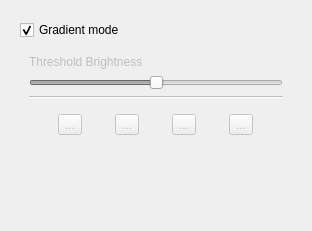
The window that src/widgets/panels/image-panel.ui (flux3dp/swiftray) describes before a commit, drawn with Qt 5.
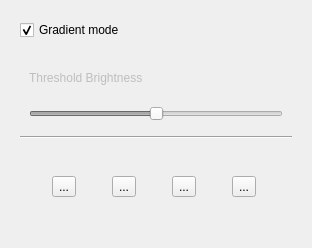
The same window after the commit. Icons and pictures are not drawn.

Commit message: Add current mode(XY/Rotary Mode) display & fix the image panel scroll

```diff
--- a/src/widgets/panels/image-panel.ui
+++ b/src/widgets/panels/image-panel.ui
@@ -10,7 +10,7 @@
     <x>0</x>
     <y>0</y>
     <width>312</width>
-    <height>231</height>
+    <height>248</height>
    </rect>
   </property>
   <property name="minimumSize">
@@ -34,12 +34,6 @@
   <layout class="QVBoxLayout" name="verticalLayout">
    <item>
     <widget class="QScrollArea" name="scrollArea">
-     <property name="sizePolicy">
-      <sizepolicy hsizetype="Preferred" vsizetype="Preferred">
-       <horstretch>0</horstretch>
-       <verstretch>0</verstretch>
-      </sizepolicy>
-     </property>
      <property name="frameShape">
       <enum>QFrame::NoFrame</enum>
      </property>
@@ -51,8 +45,8 @@
        <rect>
         <x>0</x>
         <y>0</y>
-        <width>273</width>
-        <height>225</height>
+        <width>288</width>
+        <height>224</height>
        </rect>
       </property>
       <layout class="QVBoxLayout" name="verticalLayout_4">
@@ -98,6 +92,9 @@
             </property>
            </widget>
           </item>
+         </layout>
+        </widget>
+       </item>
           <item>
            <widget class="Line" name="line">
             <property name="orientation">
@@ -108,19 +105,7 @@
           <item>
            <widget class="QFrame" name="frameButtons">
             <property name="enabled">
-             <bool>false</bool>
-            </property>
-            <property name="sizePolicy">
-             <sizepolicy hsizetype="Preferred" vsizetype="Preferred">
-              <horstretch>0</horstretch>
-              <verstretch>0</verstretch>
-             </sizepolicy>
-            </property>
-            <property name="maximumSize">
-             <size>
-              <width>16777215</width>
-              <height>16777215</height>
-             </size>
+          <bool>true</bool>
             </property>
             <property name="frameShape">
              <enum>QFrame::NoFrame</enum>
@@ -163,7 +148,7 @@
                <item>
                 <widget class="QToolButton" name="toolButtonInvert">
                  <property name="enabled">
-                  <bool>false</bool>
+               <bool>true</bool>
                  </property>
                  <property name="toolTip">
                   <string>Invert</string>
@@ -206,7 +191,7 @@
                <item>
                 <widget class="QToolButton" name="toolButtonTrace">
                  <property name="enabled">
-                  <bool>false</bool>
+               <bool>true</bool>
                  </property>
                  <property name="toolTip">
                   <string>Trace</string>
@@ -230,22 +215,6 @@
              </item>
             </layout>
            </widget>
-          </item>
-         </layout>
-        </widget>
-       </item>
-       <item>
-        <spacer name="verticalSpacer">
-         <property name="orientation">
-          <enum>Qt::Vertical</enum>
-         </property>
-         <property name="sizeHint" stdset="0">
-          <size>
-           <width>20</width>
-           <height>40</height>
-          </size>
-         </property>
-        </spacer>
        </item>
       </layout>
      </widget>
```
Lines whose indentation alone changed are shown as unchanged. The commit also changes 4 other files.
